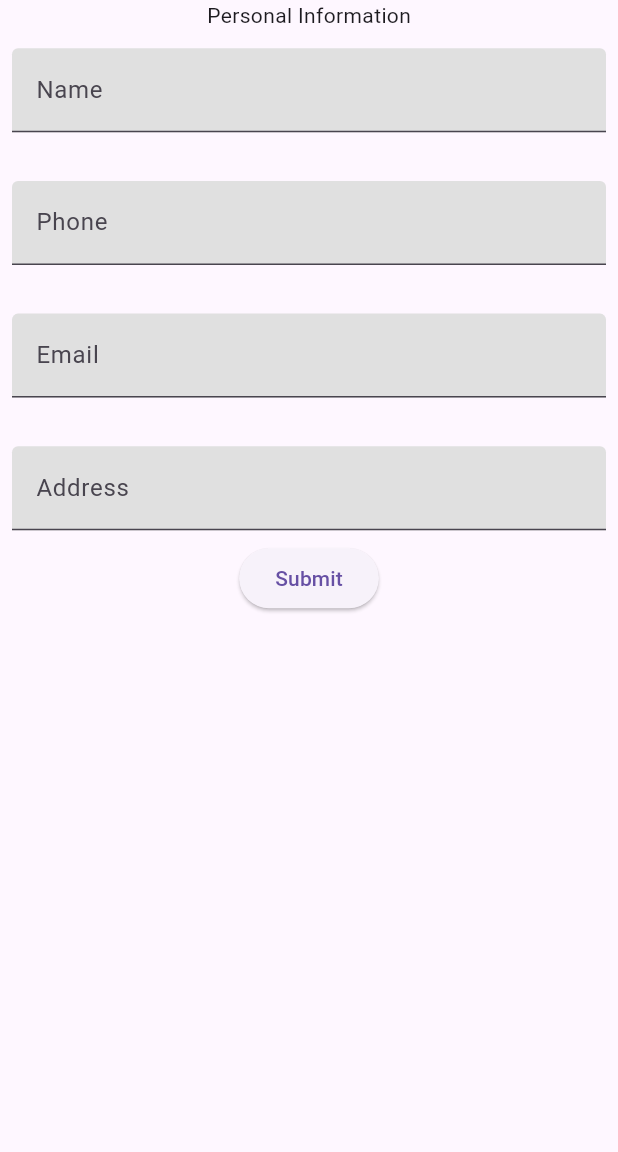
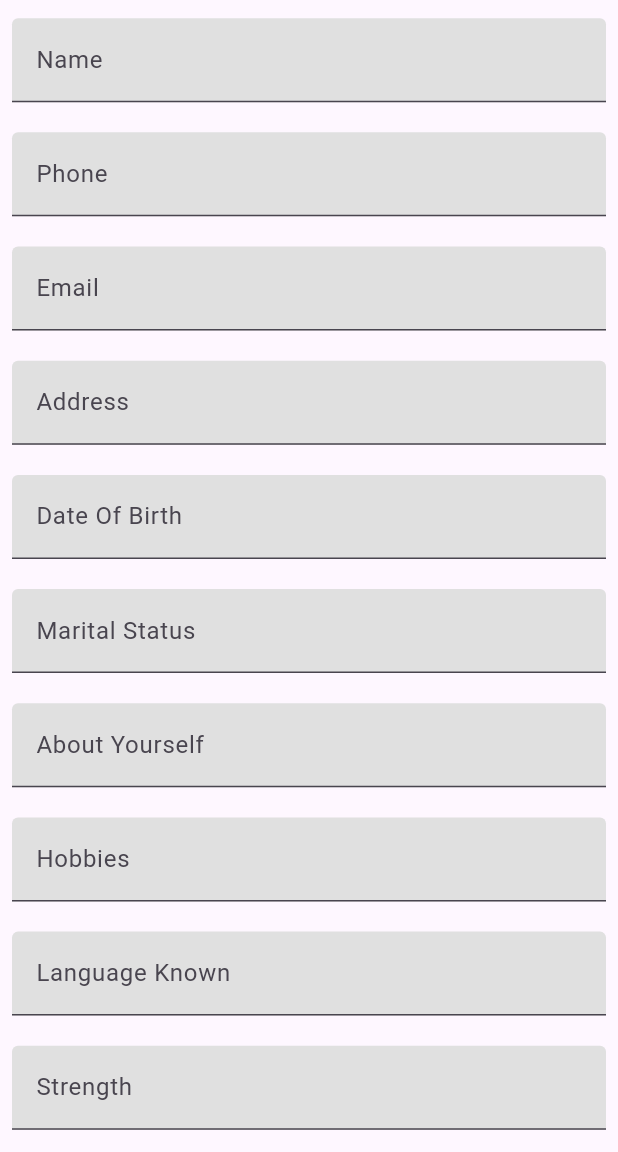
Before and after one commit to Prashant1125/Resume_builder, a Flutter app: the screen it shows after launch, on a phone screen of 412 x 824 dp, the part 84-1236 px from its top. Run offline on Flutter 3.47's test engine with Material 3 defaults, Android fonts, the phone set to English and light mode, and no system bars.

Commit message:
About YourSelf

```diff
--- /dev/null
+++ b/lib/modals/data.dart
@@ -0,0 +1,22 @@
+class PersonalInfo {
+  final String name, email, phone, address, status, dob;
+
+  PersonalInfo(
+      {required this.status,
+      required this.dob,
+      required this.phone,
+      required this.email,
+      required this.name,
+      required this.address});
+}
+
+class About {
+  final String about, strength, weakness, hobbies, languages;
+
+  About(
+      {required this.about,
+      required this.strength,
+      required this.weakness,
+      required this.hobbies,
+      required this.languages});
+}
--- a/lib/screen/resume.dart
+++ b/lib/screen/resume.dart
@@ -1,17 +1,18 @@
 import 'package:flutter/material.dart';
 import 'package:resume_builder/custom_ui/headstyle.dart';
+
+import '../modals/data.dart';
 
 // ignore: must_be_immutable
 class ResumeScreen extends StatelessWidget {
   // Variable for Using Display data
-  String name, email, phone, address;
-  ResumeScreen(
-      {Key? key,
-      required this.phone,
-      required this.email,
-      required this.name,
-      required this.address})
-      : super(key: key);
+  final PersonalInfo input;
+  final About about;
+  const ResumeScreen({
+    Key? key,
+    required this.input,
+    required this.about,
+  }) : super(key: key);
 
   @override
   Widget build(BuildContext context) {
@@ -30,10 +31,12 @@ class ResumeScreen extends StatelessWidget {
 
               // Display Personal detail of user
 
-              Text('Name : $name'),
-              Text('Email : $email'),
-              Text('Phone: $phone'),
-              Text('Address: $address '),
+              Text('Name : ${input.name}'),
+              Text('Email : ${input.email}'),
+              Text('Phone: ${input.phone}'),
+              Text('Address: ${input.address}'),
+              Text('Status: ${input.status}'),
+              Text('Date Of Birth: ${input.dob}'),
             ],
           ),
         ],
--- a/lib/screen/userdata.dart
+++ b/lib/screen/userdata.dart
@@ -1,5 +1,6 @@
 import 'package:flutter/material.dart';
 import 'package:resume_builder/custom_ui/input_card.dart';
+import 'package:resume_builder/modals/data.dart';
 
 import 'resume.dart';
 
@@ -19,6 +20,13 @@ class _UserDataInputState extends State<UserDataInput> {
   final TextEditingController _email = TextEditingController();
   final TextEditingController _phone = TextEditingController();
   final TextEditingController _address = TextEditingController();
+  final TextEditingController _dateofbirth = TextEditingController();
+  final TextEditingController _status = TextEditingController();
+  final TextEditingController _about = TextEditingController();
+  final TextEditingController _strength = TextEditingController();
+  final TextEditingController _weakness = TextEditingController();
+  final TextEditingController _hobbies = TextEditingController();
+  final TextEditingController _languages = TextEditingController();
 
   @override
   Widget build(BuildContext context) {
@@ -34,15 +42,11 @@ class _UserDataInputState extends State<UserDataInput> {
       body: SingleChildScrollView(
         child: Column(
           children: [
-            const Text('Personal Information'),
             InputCard(
               controller: _name,
               hintText: "Enter Name",
               type: TextInputType.name,
               text: 'Name',
-            ),
-            SizedBox(
-              height: mq.height * .015,
             ),
             InputCard(
               controller: _phone,
@@ -50,17 +54,11 @@ class _UserDataInputState extends State<UserDataInput> {
               type: TextInputType.number,
               text: 'Phone',
             ),
-            SizedBox(
-              height: mq.height * .015,
-            ),
             InputCard(
               controller: _email,
               hintText: "Enter Email",
               type: TextInputType.emailAddress,
               text: 'Email',
-            ),
-            SizedBox(
-              height: mq.height * .015,
             ),
             InputCard(
               controller: _address,
@@ -68,16 +66,71 @@ class _UserDataInputState extends State<UserDataInput> {
               type: TextInputType.streetAddress,
               text: 'Address',
             ),
+            InputCard(
+              controller: _dateofbirth,
+              hintText: "Date / Month / Year",
+              type: TextInputType.datetime,
+              text: 'Date Of Birth',
+            ),
+            InputCard(
+              controller: _status,
+              hintText: "Eg--> Single , Married",
+              type: TextInputType.text,
+              text: 'Marital Status',
+            ),
+            InputCard(
+              controller: _about,
+              hintText:
+                  "Eg--> Recent computer science under graduate with a strong academic record and a passion for software development.",
+              type: TextInputType.text,
+              text: 'About Yourself',
+            ),
+            InputCard(
+              controller: _hobbies,
+              hintText: "Playing Cricket , Singing Song , Coding .....",
+              type: TextInputType.text,
+              text: 'Hobbies',
+            ),
+            InputCard(
+              controller: _languages,
+              hintText: "Hindi , English etc .....",
+              type: TextInputType.text,
+              text: 'Language Known',
+            ),
+            InputCard(
+              controller: _strength,
+              hintText: "Self Confidence , Hard-Working .....",
+              type: TextInputType.text,
+              text: 'Strength',
+            ),
+            InputCard(
+              controller: _weakness,
+              hintText: "Hesitation , Difficulty asking questions",
+              type: TextInputType.text,
+              text: 'Weakness',
+            ),
+            SizedBox(
+              height: mq.height * .015,
+            ),
             ElevatedButton(
                 onPressed: () {
                   // String name = nameController.text;
 
                   Navigator.of(context).push(MaterialPageRoute(
                       builder: (_) => ResumeScreen(
-                            name: _name.text,
-                            phone: _phone.text,
-                            email: _email.text,
-                            address: _address.text,
+                            input: PersonalInfo(
+                                address: _address.text,
+                                dob: _dateofbirth.text,
+                                email: _email.text,
+                                name: _name.text,
+                                phone: _phone.text,
+                                status: _status.text),
+                            about: About(
+                                about: _about.text,
+                                strength: _strength.text,
+                                weakness: _weakness.text,
+                                hobbies: _hobbies.text,
+                                languages: _languages.text),
                           )));
                 },
                 child: const Text('Submit'))
```
